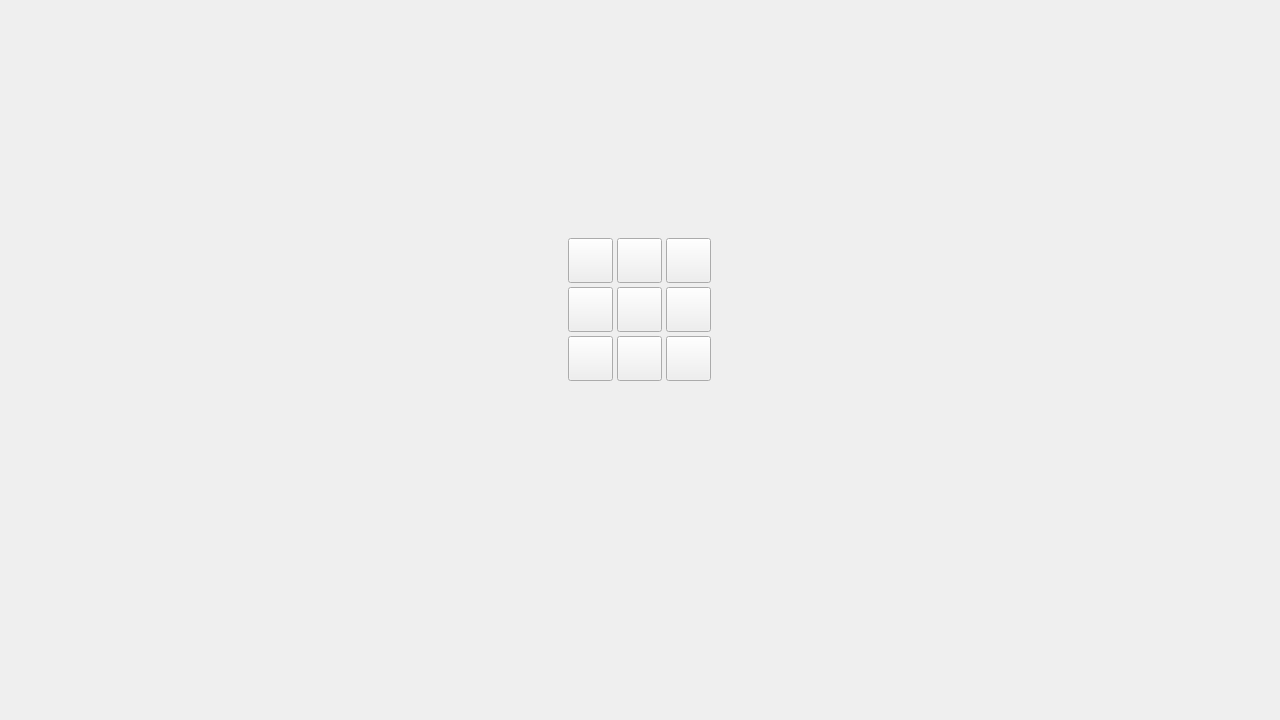
First picture: the form in DungeonCrawler_withgui/DungeonCrawler/mainwindow.ui, repository Scariax/DungeonCrawler, before the edit.
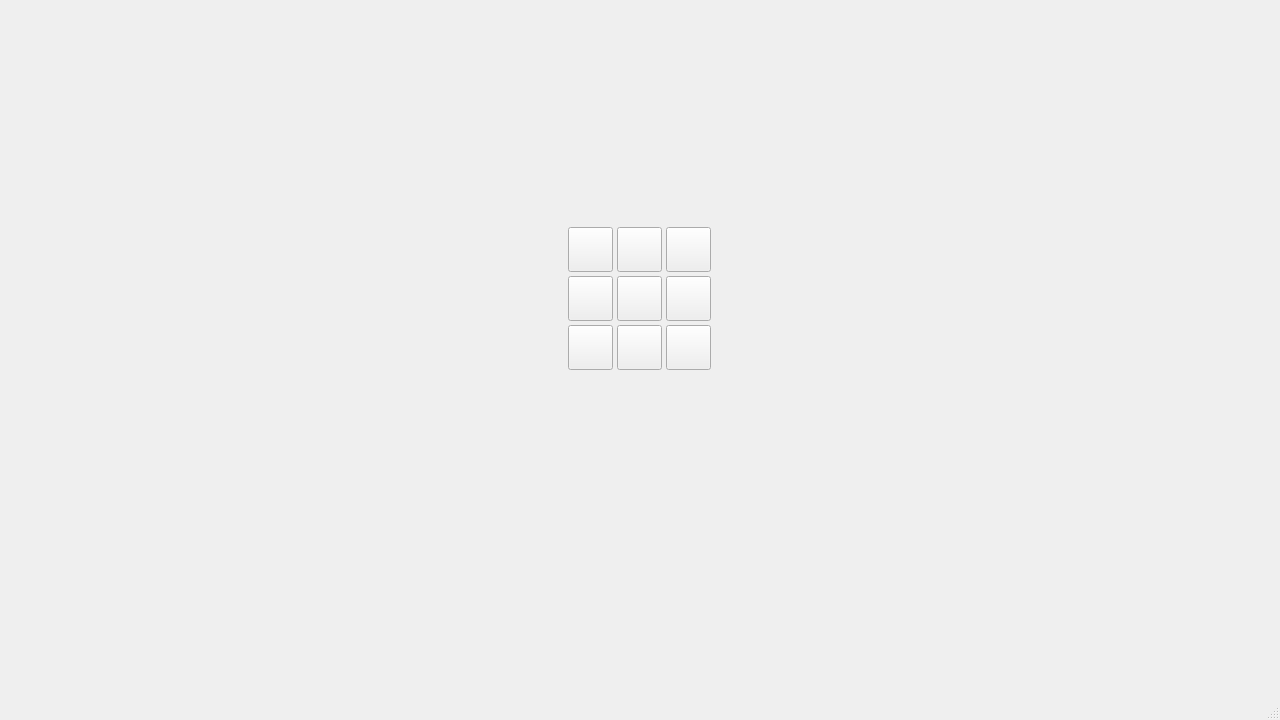
Second picture: the form after the edit. Icons and pictures are not drawn.

Patch:
```diff
--- a/DungeonCrawler_withgui/DungeonCrawler/mainwindow.ui
+++ b/DungeonCrawler_withgui/DungeonCrawler/mainwindow.ui
@@ -303,6 +303,7 @@
     </item>
    </layout>
   </widget>
+  <widget class="QStatusBar" name="statusBar"/>
  </widget>
  <resources/>
  <connections/>
```
